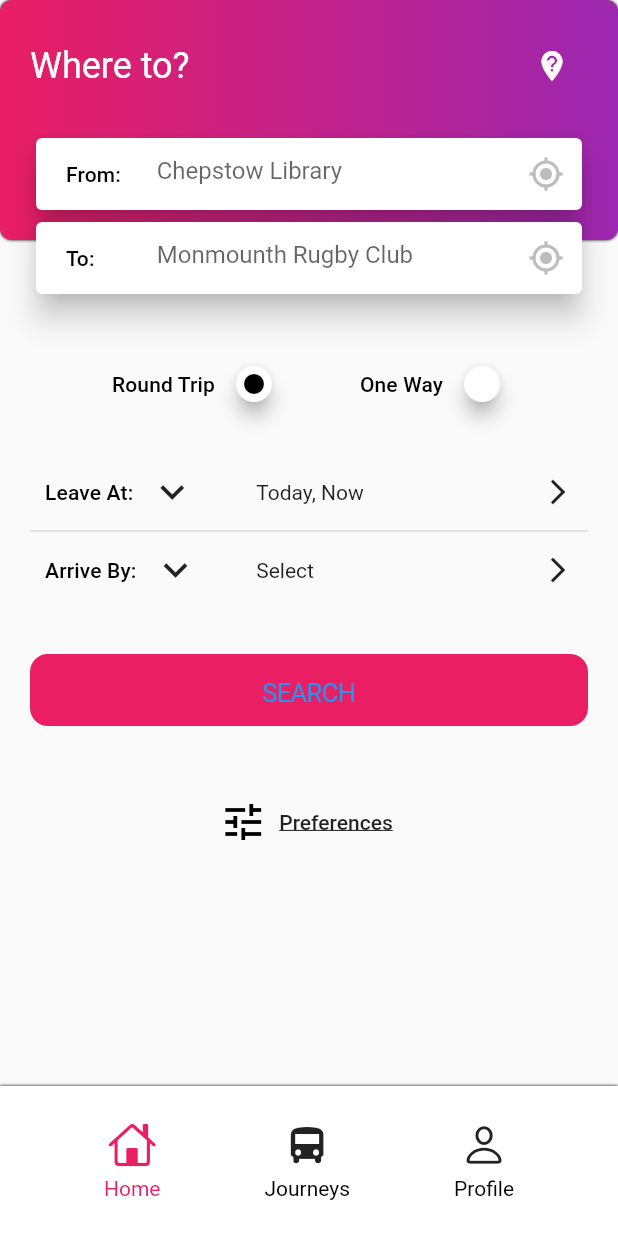
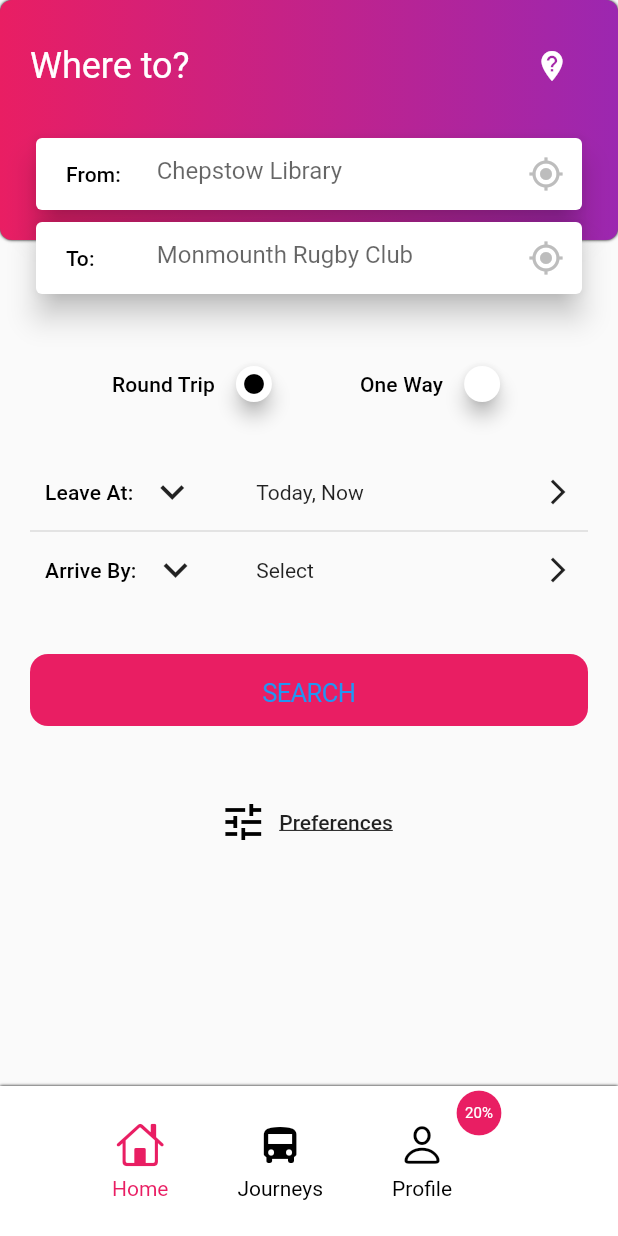
Before and after one commit to magicpro97/flutter_interview, a Flutter app: the screen it shows after launch, on a phone screen of 412 x 824 dp. Run offline on Flutter 3.47's test engine with Material 2 defaults, Android fonts, the phone set to English and light mode, and no system bars.

Commit message:
Add promotion

```diff
--- a/lib/main.dart
+++ b/lib/main.dart
@@ -143,7 +143,7 @@ class MyHomePage extends StatelessWidget {
             border: Border()),
         height: 100.0,
         child: Row(
-          mainAxisAlignment: MainAxisAlignment.spaceEvenly,
+          mainAxisAlignment: MainAxisAlignment.center,
           children: <Widget>[
             BottomBarButton(
               label: 'Home',
@@ -157,6 +157,7 @@ class MyHomePage extends StatelessWidget {
             BottomBarButton(
               label: 'Profile',
               icon: CupertinoIcons.person,
+              promoteText: '20%',
             ),
           ],
         ),
@@ -166,6 +167,7 @@ class MyHomePage extends StatelessWidget {
 }
 
 class BottomBarButton extends StatelessWidget {
+  final String promoteText;
   final bool selected;
   final String label;
   final IconData icon;
@@ -175,21 +177,23 @@ class BottomBarButton extends StatelessWidget {
     @required this.label,
     @required this.icon,
     this.selected = false,
+    this.promoteText,
   }) : super(key: key);
 
   @override
   Widget build(BuildContext context) {
-    return Column(
+    return Padding(
+      padding: const EdgeInsets.symmetric(horizontal: 5.0),
+      child: Row(
         mainAxisSize: MainAxisSize.min,
+        crossAxisAlignment: CrossAxisAlignment.start,
         children: <Widget>[
-        selected
-            ? Icon(
+          Column(
+            mainAxisAlignment: MainAxisAlignment.center,
+            children: <Widget>[
+              Icon(
                 icon,
-                color: Colors.pink,
-                size: 32.0,
-              )
-            : Icon(
-                icon,
+                color: selected ? Colors.pink : Colors.black,
                 size: 32.0,
               ),
               SizedBox(height: 5.0),
@@ -200,6 +204,27 @@ class BottomBarButton extends StatelessWidget {
                     ),
               )
             ],
+          ),
+          Stack(
+            alignment: Alignment.center,
+            children: <Widget>[
+              Icon(
+                Icons.lens,
+                color: promoteText != null ? Colors.pink : Colors.white,
+                size: 36.0,
+              ),
+              Text(
+                promoteText ?? '20%',
+                style: Theme.of(context)
+                    .textTheme
+                    .body1
+                    .copyWith(color: Colors.white, fontSize: 10.0),
+                textAlign: TextAlign.center,
+              ),
+            ],
+          )
+        ],
+      ),
     );
   }
 }
--- a/pubspec.yaml
+++ b/pubspec.yaml
@@ -14,7 +14,7 @@ description: A new Flutter application.
 version: 1.0.0+1
 
 environment:
-  sdk: ">=2.1.0 <3.0.0"
+  sdk: ">=2.7.0 <3.0.0"
 
 dependencies:
   flutter:
```
Also changed, not shown: pubspec.lock. Lines whose indentation alone changed are shown as unchanged.
